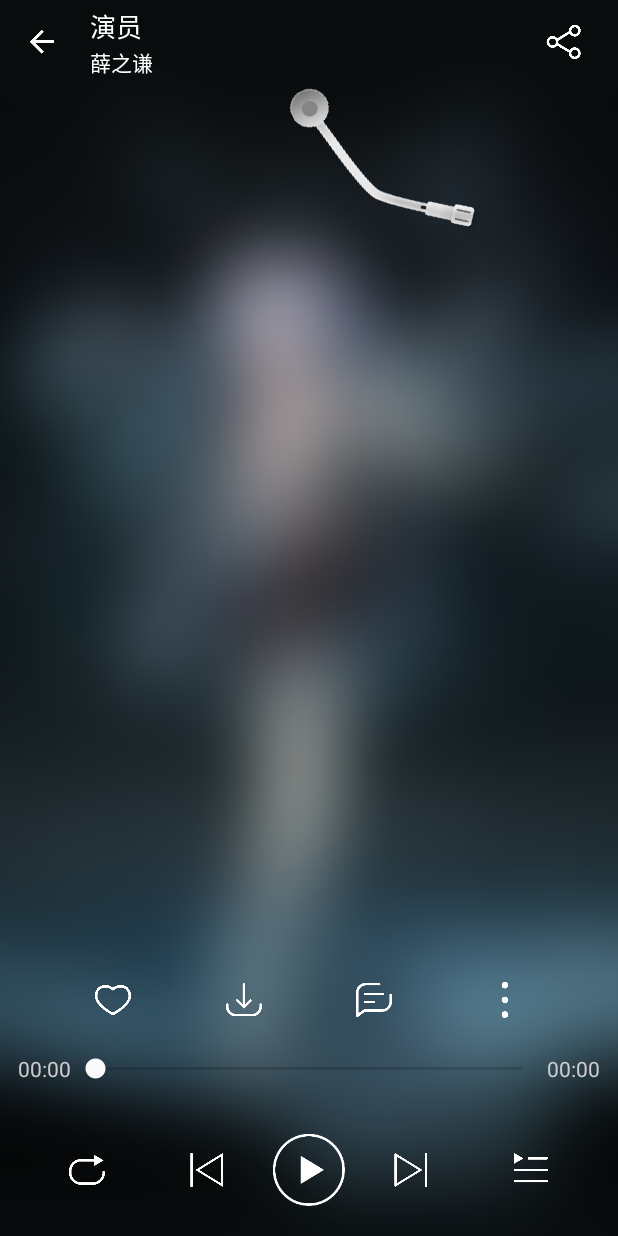
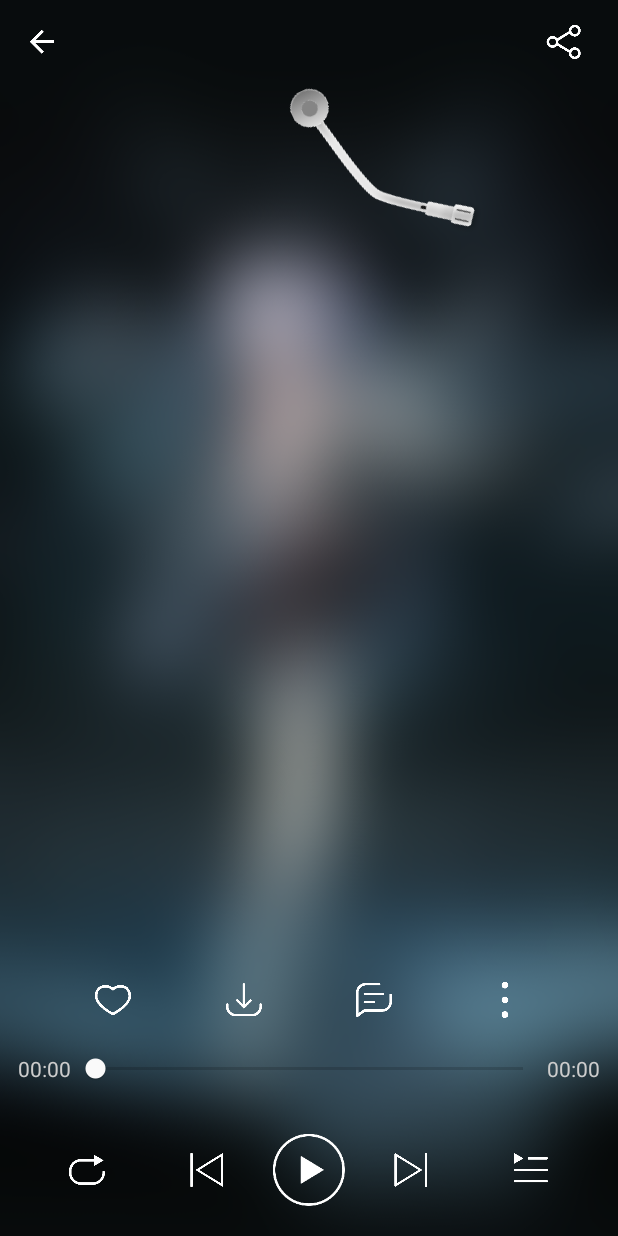
Before and after one commit to LinZong/NeteaseCloudMusicPlayerUI, an Android app: the screen it shows after launch (PlayerActivityDefaultImpl), on a phone screen of 412 x 824 dp. Run offline under Robolectric (Android 15) with nearby library versions, the phone set to English and light mode, and no system bars; our stand-ins replace ButterKnife, RxJava; 19 statements that could not run were skipped.

Commit message:
多线程分离加载

```diff
--- a/app/src/main/java/nemesiss/com/lyricscroller/LyricParser/Activity/PlayerActivity.java
+++ b/app/src/main/java/nemesiss/com/lyricscroller/LyricParser/Activity/PlayerActivity.java
@@ -8,12 +8,9 @@ import android.annotation.SuppressLint;
 import android.content.res.AssetFileDescriptor;
 import android.content.res.ColorStateList;
 import android.graphics.Color;
-import android.graphics.drawable.Drawable;
 import android.net.Uri;
 import android.os.Build;
 import android.os.Bundle;
-import android.support.annotation.NonNull;
-import android.support.annotation.Nullable;
 import android.support.v4.view.ViewPager;
 import android.support.v7.app.AppCompatActivity;
 import android.support.v7.widget.Toolbar;
@@ -31,8 +28,6 @@ import android.widget.TextView;
 import butterknife.BindView;
 import butterknife.ButterKnife;
 import butterknife.OnClick;
-import com.bumptech.glide.request.target.SimpleTarget;
-import com.bumptech.glide.request.transition.Transition;
 import io.reactivex.android.schedulers.AndroidSchedulers;
 import io.reactivex.subjects.BehaviorSubject;
 import nemesiss.com.lyricscroller.LyricParser.Adapter.MusicDiscPagerAdapter;
@@ -41,9 +36,7 @@ import nemesiss.com.lyricscroller.LyricParser.Model.DiscNeedleStatus;
 import nemesiss.com.lyricscroller.LyricParser.Model.LyricInfo;
 import nemesiss.com.lyricscroller.LyricParser.Model.MusicInfo;
 import nemesiss.com.lyricscroller.LyricParser.Model.PlayerLoopMode;
-import nemesiss.com.lyricscroller.LyricParser.Utils.BitmapTransformer.TransformToPlayerBlurBackground;
 import nemesiss.com.lyricscroller.LyricParser.Utils.DisplayUtil;
-import nemesiss.com.lyricscroller.LyricParser.Utils.ImageLoader;
 import nemesiss.com.lyricscroller.LyricParser.View.DiscView;
 import nemesiss.com.lyricscroller.LyricParser.View.MusicDiscPager;
 import nemesiss.com.lyricscroller.LyricParser.View.MusicStatus;
@@ -138,9 +131,9 @@ public abstract class PlayerActivity extends AppCompatActivity
         super.onCreate(savedInstanceState);
         setContentView(R.layout.activity_player);
         ButterKnife.bind(this);
-
         MusicPlayer = new SimpleMusicPlayer(PlayerActivity.this);
 
+        new Thread(() -> {
             // 播放时间更新
             MusicPlayer.setTimeElapsedListener(CurrentTimeStamp -> {
                 if (!IsSeeking)
@@ -165,15 +158,6 @@ public abstract class PlayerActivity extends AppCompatActivity
                         }
                     });
 
-
-        NeedleIv.post(this::InitNeedle);
-        InitNeedleAnimator();
-        InitScreenResolution();
-        MakeStatusBarTransparent();
-        InitSeekbar();
-        InitMusicPager();
-
-        // 音乐播放状态更新
             MusicPlayStatus.subscribe((status) -> {
                 Log.d("PlayerActivity", "当前播放器状态: " + status);
                 switch (status)
@@ -225,8 +209,14 @@ public abstract class PlayerActivity extends AppCompatActivity
                         break;
                 }
             });
+        }).start();
 
-        // 外界传来的信息
+        new Thread(() -> {
+            InitNeedleAnimator();
+            InitScreenResolution();
+        }).start();
+
+        new Thread(() -> {
             LoadLyric();
             try
             {
@@ -235,6 +225,11 @@ public abstract class PlayerActivity extends AppCompatActivity
             {
                 e.printStackTrace();
             }
+        }).start();
+        NeedleIv.post(this::InitNeedle);
+        MakeStatusBarTransparent();
+        InitSeekbar();
+        InitMusicPager();
     }
 
     // ================= 外来文件加载 ======================
@@ -310,6 +305,7 @@ public abstract class PlayerActivity extends AppCompatActivity
 
         }
 
+        runOnUiThread(() -> {
             if (musicDiscPagerAdapter == null)
             {
                 musicDiscPagerAdapter = new MusicDiscPagerAdapter(dvs);
@@ -321,6 +317,7 @@ public abstract class PlayerActivity extends AppCompatActivity
             }
 
             PreparePlayMusic(0);
+        });
     }
 
     private void LoadLyric()
--- a/app/src/main/res/layout/activity_player.xml
+++ b/app/src/main/res/layout/activity_player.xml
@@ -17,8 +17,8 @@
             android:background="@android:color/transparent"
             app:subtitleTextAppearance="@style/player_toolbar_subtitle"
             app:titleTextAppearance="@style/player_toolbar_title"
-            app:title="演员"
-            app:subtitle="薛之谦"
+            app:title=""
+            app:subtitle=""
             app:titleTextColor="#fff"
             app:subtitleTextColor="#fff"
             app:navigationIcon="@drawable/ic_arrow_back_white_24dp"
```
Lines whose indentation alone changed are shown as unchanged.
